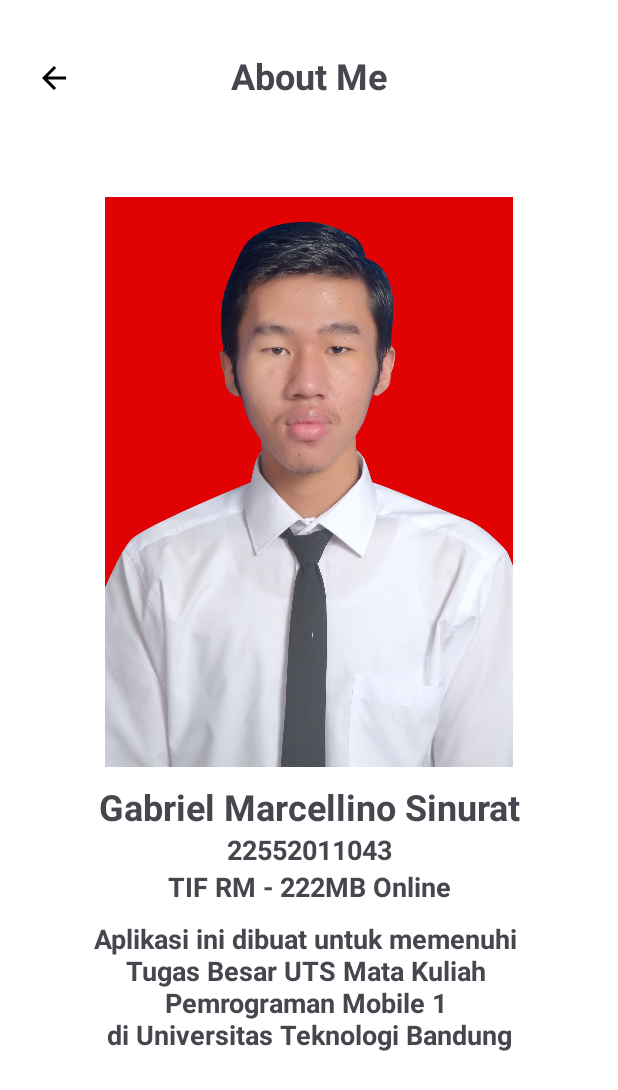
After one commit to LeGabrielMS/News_App, an Android app: the AboutActivity screen opened directly, with no data from a screen before it, on a phone screen of 412 x 824 dp. The commit adds this screen. Shown: the top 1090 px of the screen. Run offline under Robolectric (Android 15) with nearby library versions, the phone set to English and light mode, and no system bars.

Commit message:
Implementasi Akhir

```diff
--- /dev/null
+++ b/app/src/main/java/com/example/newsapp/AboutActivity.kt
@@ -0,0 +1,29 @@
+package com.example.newsapp
+
+import android.content.Intent
+import android.os.Bundle
+import androidx.appcompat.app.AppCompatActivity
+import com.example.newsapp.databinding.ActivityAboutBinding
+
+class AboutActivity : AppCompatActivity() {
+
+    // Deklarasi variabel binding untuk mengakses tata letak XML
+    private lateinit var binding : ActivityAboutBinding
+
+    override fun onCreate(savedInstanceState: Bundle?) {
+        super.onCreate(savedInstanceState)
+
+        // Inflate layout menggunakan binding
+        this.binding = ActivityAboutBinding.inflate(layoutInflater)
+        setContentView(this.binding.root)
+
+        // Menangani klik tombol kembali
+        this.binding.btnBack.setOnClickListener {
+            // Membuat intent untuk kembali ke MainActivity
+            val backIntent = Intent(this, MainActivity::class.java)
+            startActivity(backIntent) // Memulai Activity MainActivity
+            finish() // Menutup Activity saat ini (AboutActivity)
+        }
+
+    }
+}
--- /dev/null
+++ b/app/src/main/res/layout/activity_about.xml
@@ -0,0 +1,90 @@
+<?xml version="1.0" encoding="utf-8"?>
+<RelativeLayout xmlns:android="http://schemas.android.com/apk/res/android"
+    xmlns:app="http://schemas.android.com/apk/res-auto"
+    xmlns:tools="http://schemas.android.com/tools"
+    android:id="@+id/main"
+    android:layout_width="match_parent"
+    android:layout_height="match_parent"
+    android:padding="24dp"
+    tools:context=".AboutActivity">
+
+    <TextView
+        android:layout_width="match_parent"
+        android:layout_height="wrap_content"
+        android:layout_marginTop="10dp"
+        android:text="@string/about_me"
+        android:textAlignment="center"
+        android:textSize="24sp"
+        android:textStyle="bold" />
+
+    <LinearLayout
+        android:layout_width="match_parent"
+        android:layout_height="wrap_content"
+        android:layout_centerInParent="true"
+        android:background="@drawable/shape"
+        android:orientation="vertical"
+        android:padding="10dp">
+
+        <ImageView
+            android:layout_width="match_parent"
+            android:layout_height="400dp"
+            android:contentDescription="@string/about_me"
+            android:padding="10dp"
+            android:src="@drawable/about_me" />
+
+        <TextView
+            android:layout_width="match_parent"
+            android:layout_height="wrap_content"
+            android:text="@string/nama"
+            android:textAlignment="center"
+            android:textSize="24sp"
+            android:textStyle="bold" />
+
+        <TextView
+            android:layout_width="match_parent"
+            android:layout_height="wrap_content"
+            android:text="@string/nim"
+            android:textAlignment="center"
+            android:textSize="18sp"
+            android:textStyle="bold" />
+
+        <TextView
+            android:layout_width="match_parent"
+            android:layout_height="wrap_content"
+            android:text="@string/kelas"
+            android:textAlignment="center"
+            android:textSize="18sp"
+            android:textStyle="bold" />
+
+        <TextView
+            android:layout_width="match_parent"
+            android:layout_height="wrap_content"
+            android:layout_marginTop="10dp"
+            android:text="@string/tugas"
+            android:textAlignment="center"
+            android:textSize="18sp"
+            android:textStyle="bold" />
+
+    </LinearLayout>
+
+    <androidx.constraintlayout.widget.ConstraintLayout
+        android:id="@+id/lay_Header"
+        android:layout_width="match_parent"
+        android:layout_height="wrap_content"
+        app:layout_constraintStart_toStartOf="parent"
+        app:layout_constraintTop_toTopOf="parent">
+
+        <ImageView
+            android:id="@+id/btnBack"
+            android:layout_width="wrap_content"
+            android:layout_height="wrap_content"
+            android:layout_marginTop="16dp"
+            android:contentDescription="@string/var_contdesc"
+            app:layout_constraintStart_toStartOf="parent"
+            app:layout_constraintTop_toTopOf="parent"
+            app:srcCompat="@drawable/ic_back"
+            app:tint="@android:color/black" />
+
+    </androidx.constraintlayout.widget.ConstraintLayout>
+
+</RelativeLayout>
--- a/app/src/main/res/layout/activity_detail.xml
+++ b/app/src/main/res/layout/activity_detail.xml
@@ -116,7 +116,6 @@
 
         </androidx.constraintlayout.widget.ConstraintLayout>
 
-
     </ScrollView>
 
 </androidx.constraintlayout.widget.ConstraintLayout>
--- a/app/src/main/res/layout/lay_berita.xml
+++ b/app/src/main/res/layout/lay_berita.xml
@@ -56,7 +56,7 @@
                 android:layout_marginStart="8dp"
                 android:layout_marginTop="8dp"
                 android:text="@string/tanggal_headline"
-                android:textSize="10sp"
+                android:textSize="11sp"
                 app:layout_constraintStart_toEndOf="@id/cvw_ImgNews"
                 app:layout_constraintTop_toBottomOf="@id/tvw_title" />
 
--- a/app/src/main/res/values/strings.xml
+++ b/app/src/main/res/values/strings.xml
@@ -13,14 +13,19 @@
     <string name="no_account">Belum punya akun?</string>
     <string name="have_account">Sudah punya akun?</string>
 
+    <!-- AboutMe -->
+    <string name="about_me">About Me</string>
+    <string name="nama">Gabriel Marcellino Sinurat</string>
+    <string name="nim">22552011043</string>
+    <string name="kelas">TIF RM - 222MB Online</string>
+    <string name="tugas">Aplikasi ini dibuat untuk memenuhi \nTugas Besar UTS Mata Kuliah \nPemrograman Mobile 1 \ndi Universitas Teknologi Bandung</string>
+
     <!--News-->
-    <string name="profileIcon">Profile Icon</string>
     <string name="menu_terbaru">Baca Berita Terbaru Hanya Di NewsApp!</string>
     <string name="var_contdesc">contdesc</string>
     <string name="judul_headline">Judul Headline</string>
     <string name="tanggal_headline">Tanggal: </string>"
     <string name="home">Home</string>
-    <string name="About">About Me</string>
     <string name="judul_berita">Judul Berita</string>
     <string name="tanggal">Tanggal</string>
 
```
Also changed, not shown: app/src/main/AndroidManifest.xml (+3 -6 lines), app/src/main/java/com/example/newsapp/DetailActivity.kt (+10 -2 lines), app/src/main/java/com/example/newsapp/ListAdapter.kt (+13 -7 lines), app/src/main/java/com/example/newsapp/ListData.kt (+6 -5 lines), app/src/main/java/com/example/newsapp/MainActivity.kt (+18 -3 lines), app/src/main/res/layout/activity_main.xml (+4 -4 lines), app/src/main/res/menu/menu_bottom.xml (+4 -7 lines), app/src/main/res/drawable/about_me.jpg (added).
